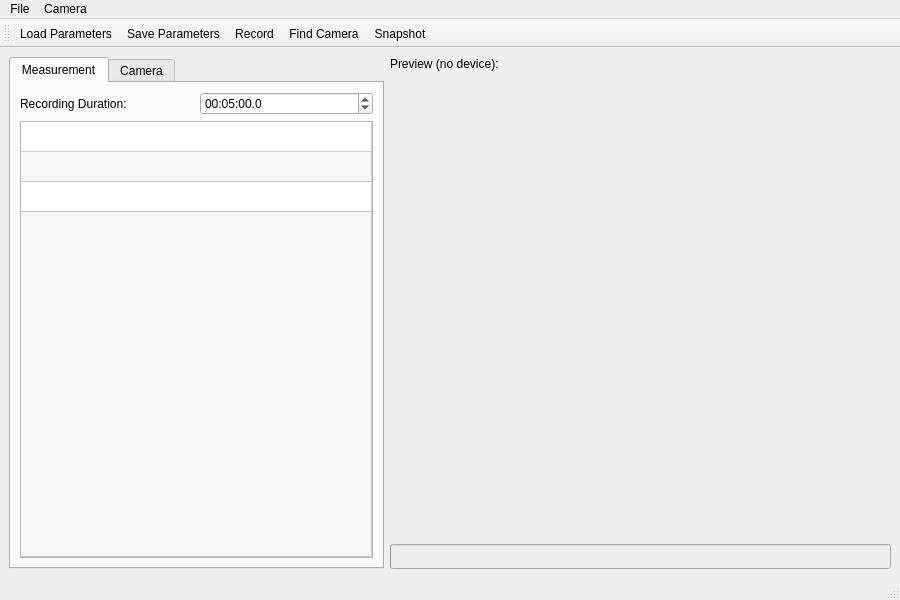
This is fimui/ui_fimwindow.ui in fncnt/fimrecorder as Qt 5 draws it before an edit. The edited form follows.
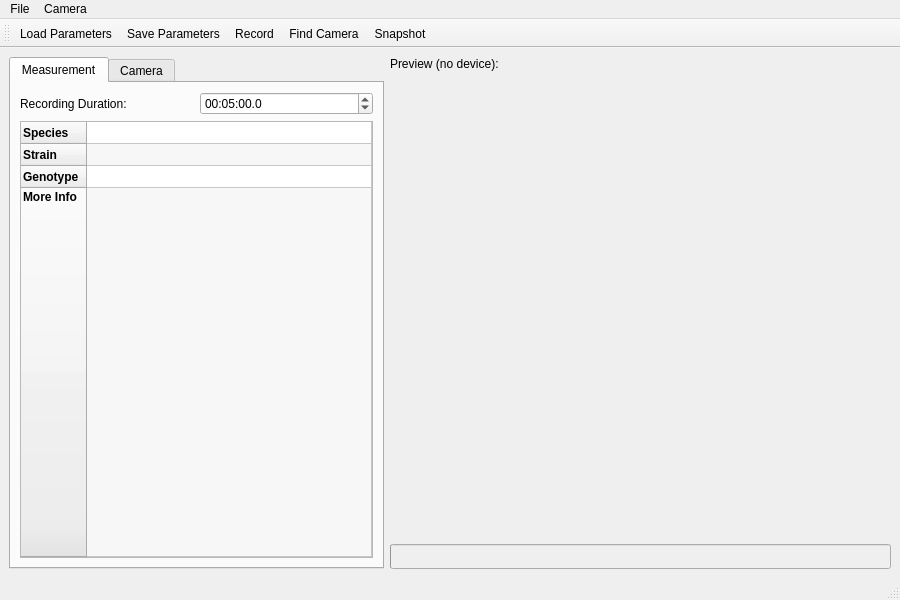
This is the edited form. The open tabs and pages were chosen to show the change. Icons and pictures are not drawn.

Commit message: Fix Measurement parameters layout.

Diff of the .ui file:
```diff
--- a/fimui/ui_fimwindow.ui
+++ b/fimui/ui_fimwindow.ui
@@ -150,11 +150,17 @@
           <attribute name="horizontalHeaderVisible">
            <bool>false</bool>
           </attribute>
+          <attribute name="horizontalHeaderDefaultSectionSize">
+           <number>80</number>
+          </attribute>
           <attribute name="horizontalHeaderStretchLastSection">
            <bool>true</bool>
           </attribute>
           <attribute name="verticalHeaderVisible">
-           <bool>false</bool>
+           <bool>true</bool>
+          </attribute>
+          <attribute name="verticalHeaderDefaultSectionSize">
+           <number>22</number>
           </attribute>
           <attribute name="verticalHeaderStretchLastSection">
            <bool>true</bool>
@@ -183,7 +189,7 @@
           </row>
           <row>
            <property name="text">
-            <string>Genotype</string>
+            <string>Genotype  </string>
            </property>
            <property name="font">
             <font>
```
Left out of the diff: 2 changed lines with no effect on the pictures. The commit also changes 2 other files.
